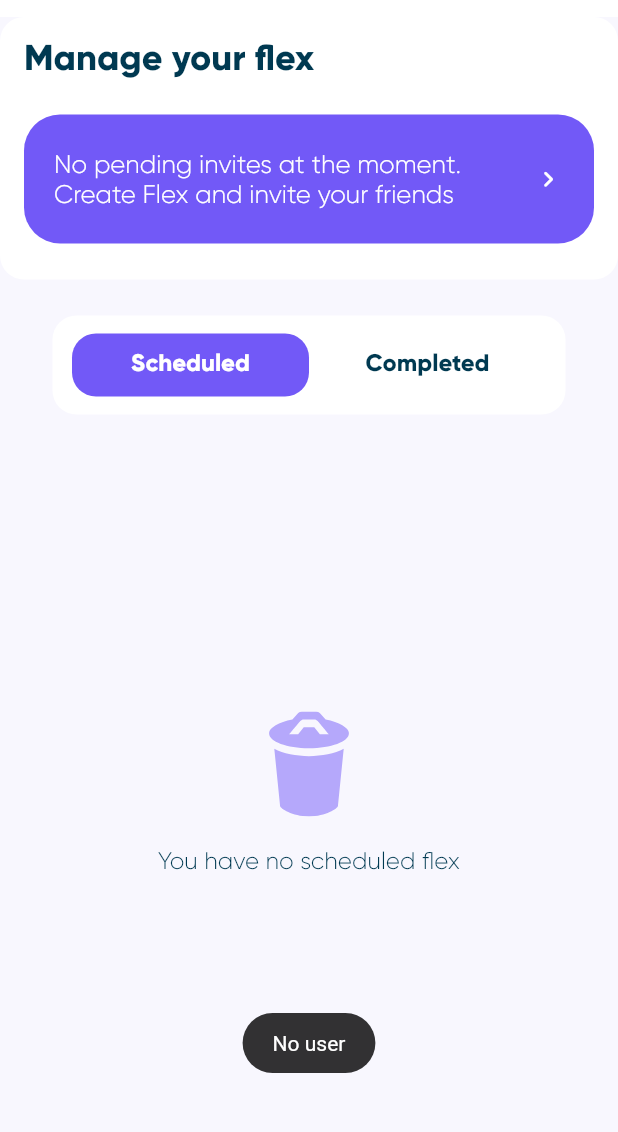
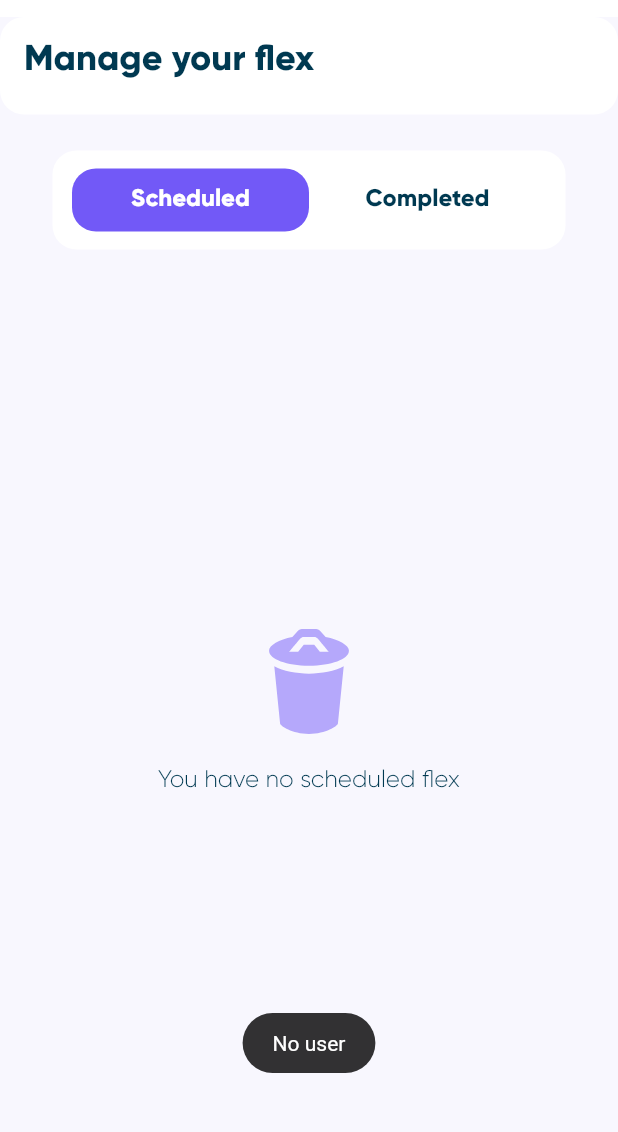
Before and after one commit to DauduVictor/flex-my-way, a Flutter app: the Dashboard screen opened by its route, on a phone screen of 412 x 824 dp, the part 67-1199 px from its top. Run offline on Flutter 3.47's test engine with Material 2 defaults, Android fonts, the phone set to English and light mode, and no system bars; our stand-ins replace animate_do, animated_text_kit, cached_network_image, carousel_slider, contacts_service, flutter_iconly and 15 more; missing offline and left inert: app_settings, google_place; accounts and stored records are empty; project files that could hold a hidden picture were left out.

Commit message:
fixed dashboard reactiveness to host status

```diff
--- a/lib/screens/dashboard/dashboard.dart
+++ b/lib/screens/dashboard/dashboard.dart
@@ -167,13 +167,16 @@ class _DashboardState extends State<Dashboard> {
                         style: textTheme.headline5!.copyWith(fontWeight: FontWeight.w600),
                       ),
                       const SizedBox(height: 24),
-                      ListTileButton(
+                      Visibility(
+                        visible: userController.canHostFlex.value,
+                        child: ListTileButton(
                           title: userController.flexInvites.isNotEmpty
                             ? 'You have ${userController.flexInvites.length} pending invites. How would you like to deal with these?'
                             : 'No pending invites at the moment. Create Flex and invite your friends',
                           onPressed: () {
                              Get.toNamed(PendingInvites.id);
                           },
+                        ),
                       ),
                     ],
                   ),
--- a/pubspec.yaml
+++ b/pubspec.yaml
@@ -39,6 +39,8 @@ dependencies:
   google_place: ^0.4.7
   animate_do: ^2.1.0
   flutter_native_image: ^0.0.6+1
+  # google_places_flutter: ^2.0.5
+
 
 dev_dependencies:
   flutter_lints: ^1.0.0
```
Also changed, not shown: 1 other file. Lines whose indentation alone changed are shown as unchanged.
